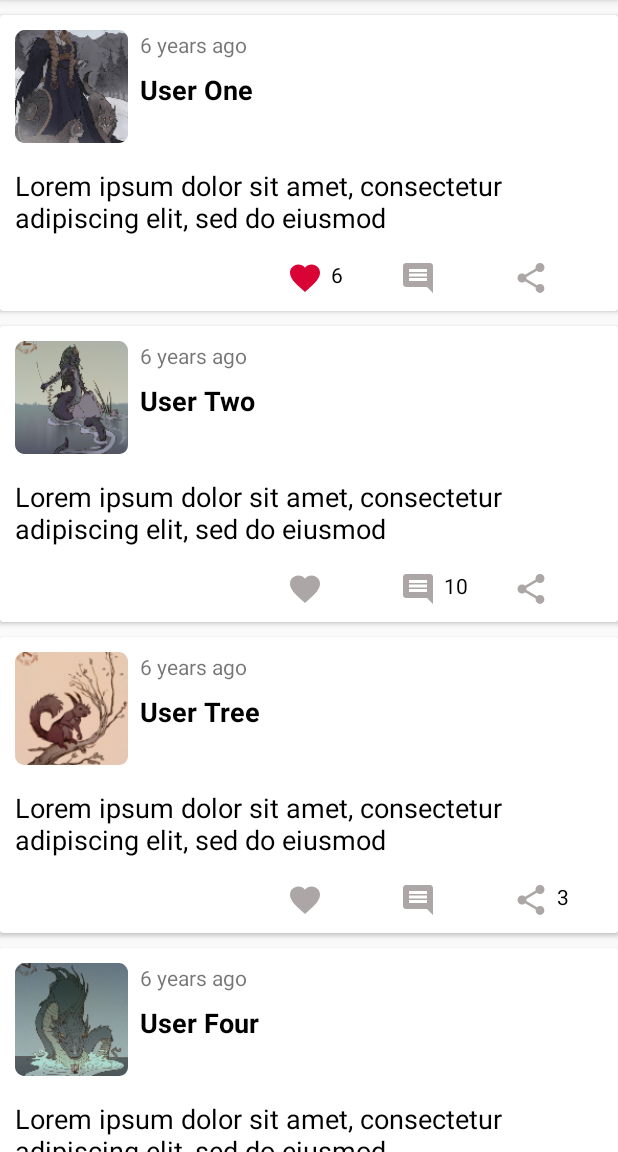
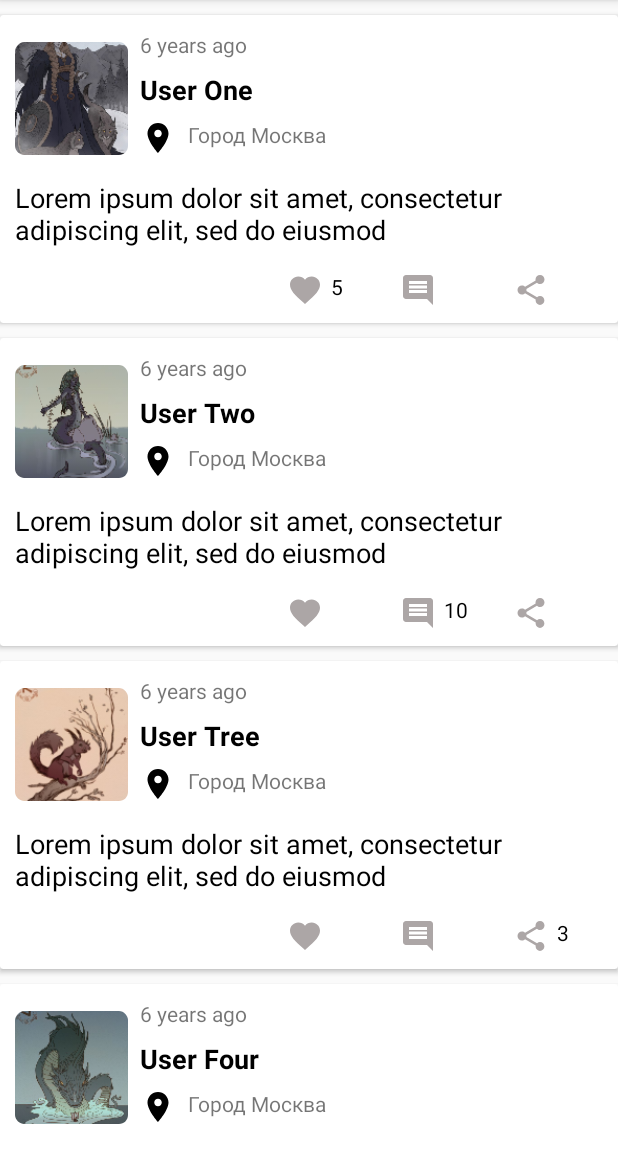
Before and after one commit to j-rebel/KotlinPanin, an Android app: the screen it shows after launch (MainActivity), after a tap on "KotlinPanin", on a phone screen of 412 x 824 dp, the part 84-1236 px from its top. Run offline under Robolectric (Android 15) with nearby library versions, the phone set to English and light mode, and no system bars; libraries missing offline, so code that uses them is left out: net.danlew.android; 1 statement that could not run was skipped.

Commit message:
added geoIcon and intent for map call

```diff
--- a/app/src/main/java/com/example/kotlinpanin/MainActivity.kt
+++ b/app/src/main/java/com/example/kotlinpanin/MainActivity.kt
@@ -13,6 +13,6 @@
         super.onCreate(savedInstanceState)
         setContentView(R.layout.activity_main)
         postList.layoutManager = LinearLayoutManager(this)
-        postList.adapter = PostAdapter(posts.map(Post::toUiModel))
+        postList.adapter = PostAdapter(posts.map(Post::toUiModel), this)
     }
 }
--- a/app/src/main/java/com/example/kotlinpanin/Post.kt
+++ b/app/src/main/java/com/example/kotlinpanin/Post.kt
@@ -6,6 +6,8 @@
                 val posterAvatar: Int,
                 val date: LocalDateTime,
                 val text: String,
+                val address: String,
+                val geo: Pair<Double, Double>,
                 var likes: Int,
                 var comments: Int,
                 var shares: Int,
--- a/app/src/main/java/com/example/kotlinpanin/PostAdapter.kt
+++ b/app/src/main/java/com/example/kotlinpanin/PostAdapter.kt
@@ -1,14 +1,19 @@
 package com.example.kotlinpanin
 
+import android.content.Context
+import android.content.Intent
+import android.net.Uri
+import android.os.Bundle
 import android.view.LayoutInflater
 import android.view.View
 import android.view.ViewGroup
 import android.widget.ImageView
 import android.widget.TextView
+import androidx.core.content.ContextCompat.startActivity
 import androidx.recyclerview.widget.RecyclerView
 import kotlinx.android.synthetic.main.post.view.*
 
-class PostAdapter(private val items : List<PostUiModel>) : RecyclerView.Adapter<PostAdapter.ViewHolder>() {
+class PostAdapter(private val items : List<PostUiModel>, private val context: Context) : RecyclerView.Adapter<PostAdapter.ViewHolder>() {
 
     override fun onCreateViewHolder(parent: ViewGroup, viewType: Int): ViewHolder {
         return ViewHolder(LayoutInflater.from(parent.context).inflate(R.layout.post, parent, false))
@@ -25,6 +30,14 @@
         holder.date.text = postUiModel.dateFormatted
         holder.name.text = postUiModel.post.posterName
         holder.text.text = postUiModel.post.text
+        holder.address.text = postUiModel.post.address
+        holder.geoIcon.setOnClickListener{
+            val intent = Intent().apply {
+                action = Intent.ACTION_VIEW
+                data = Uri.parse("geo:${postUiModel.post.geo.first},${postUiModel.post.geo.second}")
+            }
+            startActivity(context, intent, Bundle.EMPTY)
+        }
 
         holder.likesCounter.text = postUiModel.likesCounterString
         holder.likesIcon.setImageResource(postUiModel.likesIcon)
@@ -55,6 +68,8 @@
         val name: TextView = view.userName
         val date: TextView = view.date
         val text: TextView = view.text
+        val address: TextView = view.address
+        val geoIcon: ImageView = view.geoIcon
         val likesIcon: ImageView = view.likesIcon
         val likesCounter: TextView = view.likesCounter
         val commentsIcon: ImageView = view.commentsIcon
--- a/app/src/main/java/com/example/kotlinpanin/TestPostRepository.kt
+++ b/app/src/main/java/com/example/kotlinpanin/TestPostRepository.kt
@@ -6,11 +6,11 @@
     override fun getPosts(): List<Post> {
         val posts: ArrayList<Post> = ArrayList()
 
-        posts.add(Post("User One", R.mipmap.test_img_one, LocalDateTime(2020, 5, 5, 15, 9, 0, 0), "Lorem ipsum dolor sit amet, consectetur adipiscing elit, sed do eiusmod", 5, 0, 0))
-        posts.add(Post("User Two", R.mipmap.test_img_two, LocalDateTime(2020, 5, 5, 14, 8, 0, 0), "Lorem ipsum dolor sit amet, consectetur adipiscing elit, sed do eiusmod", 0, 10, 0))
-        posts.add(Post("User Tree", R.mipmap.test_img_three, LocalDateTime(2020, 5, 5, 13, 7, 0, 0),"Lorem ipsum dolor sit amet, consectetur adipiscing elit, sed do eiusmod", 0, 0, 3))
-        posts.add(Post("User Four", R.mipmap.test_img_four, LocalDateTime(2020, 5, 5, 12, 6, 0, 0), "Lorem ipsum dolor sit amet, consectetur adipiscing elit, sed do eiusmod", 3, 11, 2))
-        posts.add(Post("User Five", R.mipmap.test_img_five, LocalDateTime(2020, 5, 5, 11, 5, 0, 0), "Lorem ipsum dolor sit amet, consectetur adipiscing elit, sed do eiusmod", 0, 0, 0))
+        posts.add(Post("User One", R.mipmap.test_img_one, LocalDateTime(2020, 5, 5, 15, 9, 0, 0), "Lorem ipsum dolor sit amet, consectetur adipiscing elit, sed do eiusmod", "Город Москва", 55.753215 to 37.622504, 5, 0, 0))
+        posts.add(Post("User Two", R.mipmap.test_img_two, LocalDateTime(2020, 5, 5, 14, 8, 0, 0), "Lorem ipsum dolor sit amet, consectetur adipiscing elit, sed do eiusmod", "Город Москва", 55.753215 to 37.622504,0, 10, 0))
+        posts.add(Post("User Tree", R.mipmap.test_img_three, LocalDateTime(2020, 5, 5, 13, 7, 0, 0),"Lorem ipsum dolor sit amet, consectetur adipiscing elit, sed do eiusmod","Город Москва", 55.753215 to 37.622504, 0, 0, 3))
+        posts.add(Post("User Four", R.mipmap.test_img_four, LocalDateTime(2020, 5, 5, 12, 6, 0, 0), "Lorem ipsum dolor sit amet, consectetur adipiscing elit, sed do eiusmod","Город Москва", 55.753215 to 37.622504, 3, 11, 2))
+        posts.add(Post("User Five", R.mipmap.test_img_five, LocalDateTime(2020, 5, 5, 11, 5, 0, 0), "Lorem ipsum dolor sit amet, consectetur adipiscing elit, sed do eiusmod","Город Москва", 55.753215 to 37.622504, 0, 0, 0))
 
         return posts
     }
--- /dev/null
+++ b/app/src/main/res/drawable/location.xml
@@ -0,0 +1,9 @@
+<vector xmlns:android="http://schemas.android.com/apk/res/android"
+        android:width="24dp"
+        android:height="24dp"
+        android:viewportWidth="24.0"
+        android:viewportHeight="24.0">
+    <path
+        android:fillColor="#FF000000"
+        android:pathData="M12,2C8.13,2 5,5.13 5,9c0,5.25 7,13 7,13s7,-7.75 7,-13c0,-3.87 -3.13,-7 -7,-7zM12,11.5c-1.38,0 -2.5,-1.12 -2.5,-2.5s1.12,-2.5 2.5,-2.5 2.5,1.12 2.5,2.5 -1.12,2.5 -2.5,2.5z"/>
+</vector>
--- a/app/src/main/res/layout/post.xml
+++ b/app/src/main/res/layout/post.xml
@@ -15,6 +15,7 @@
             android:id="@+id/avatar"
             android:layout_width="75dp"
             android:layout_height="75dp"
+            android:layout_marginTop="8dp"
             android:contentDescription="@string/app_name"
             app:layout_constraintStart_toStartOf="parent"
             app:layout_constraintTop_toTopOf="parent"
@@ -53,6 +54,19 @@
             app:layout_constraintStart_toStartOf="parent"
             app:layout_constraintTop_toBottomOf="@id/avatar"
             tool:text="@string/ipsum_string" />
+
+        <ImageView
+            android:id="@+id/geoIcon"
+            android:layout_width="24dp"
+            android:layout_height="24dp"
+            android:layout_marginStart="8dp"
+            android:layout_marginTop="8dp"
+            android:layout_weight="1"
+            android:contentDescription="@string/app_name"
+            app:layout_constraintStart_toEndOf="@+id/avatar"
+            app:layout_constraintTop_toBottomOf="@+id/userName"
+            app:srcCompat="@drawable/location"
+            tool:srcCompat="@drawable/location" />
 
         <LinearLayout
             android:layout_width="wrap_content"
@@ -120,7 +134,18 @@
                 android:minWidth="25dp"
                 android:textColor="@color/colorBlack"
                 tool:text="7" />
+
         </LinearLayout>
+
+        <TextView
+            android:id="@+id/address"
+            android:layout_width="wrap_content"
+            android:layout_height="wrap_content"
+            android:layout_marginStart="8dp"
+            android:layout_marginTop="8dp"
+            app:layout_constraintStart_toEndOf="@+id/geoIcon"
+            app:layout_constraintTop_toBottomOf="@+id/userName"
+            tool:text="город Москва" />
 
     </androidx.constraintlayout.widget.ConstraintLayout>
 
```
